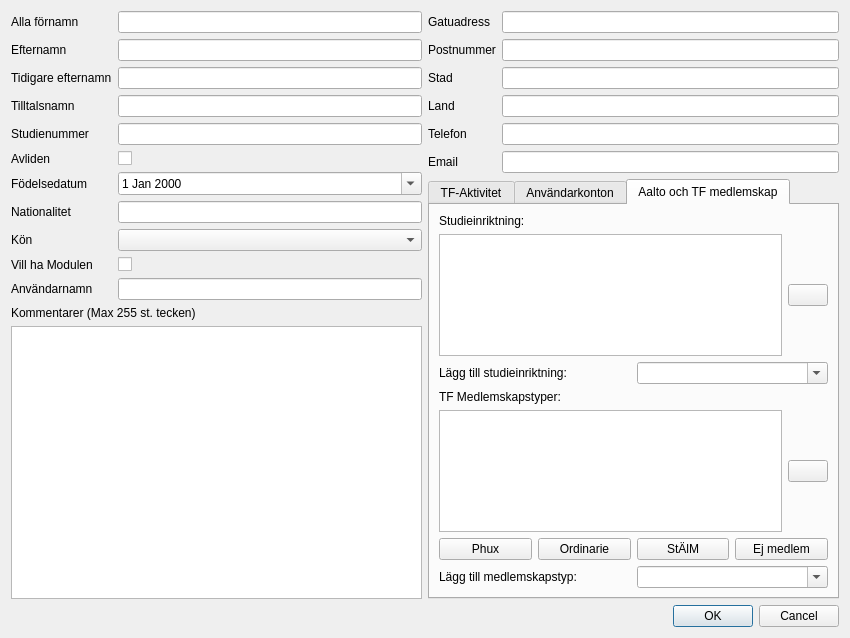
Old version of the form ui/memberedit.ui in the repository Teknologforeningen/svaksvat.
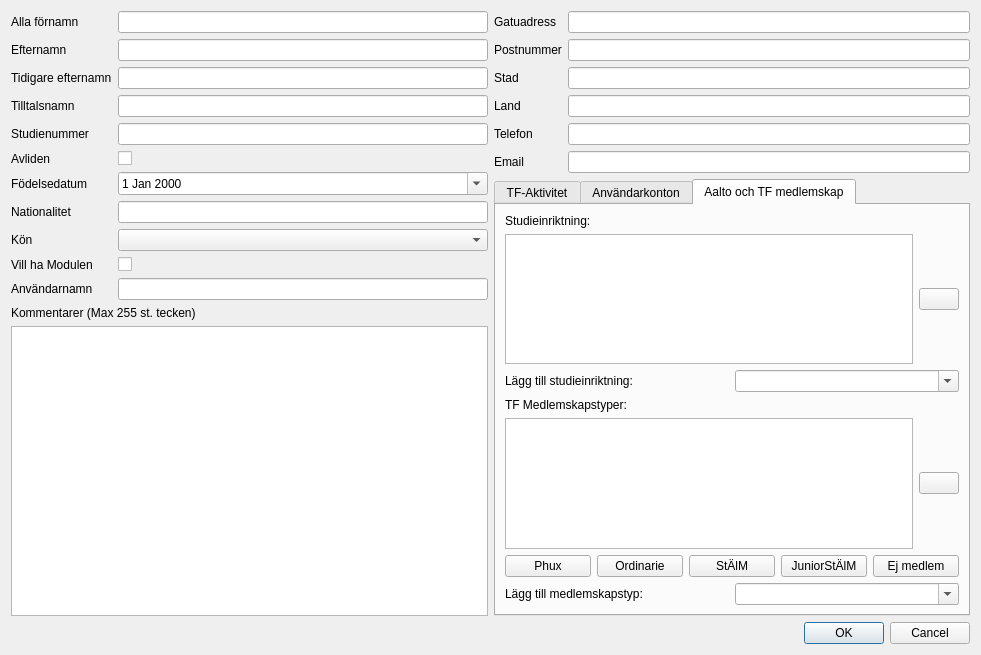
New version of the form. The open tabs and pages were chosen to show the change. Icons and pictures are not drawn.

Commit message: Add makeJuniorStÄlM-button

The edit to the form file:
```diff
--- a/ui/memberedit.ui
+++ b/ui/memberedit.ui
@@ -6,8 +6,8 @@
    <rect>
     <x>0</x>
     <y>0</y>
-    <width>850</width>
-    <height>638</height>
+    <width>981</width>
+    <height>655</height>
    </rect>
   </property>
   <property name="windowTitle">
@@ -582,6 +582,13 @@
                </property>
               </widget>
              </item>
+             <item>
+              <widget class="QPushButton" name="makeJuniorStAlMButton">
+               <property name="text">
+                <string>JuniorStÄlM</string>
+               </property>
+              </widget>
+             </item>
              <item>
               <widget class="QPushButton" name="makeEjMedlemButton">
                <property name="text">
```
The commit also changes 2 other files.
